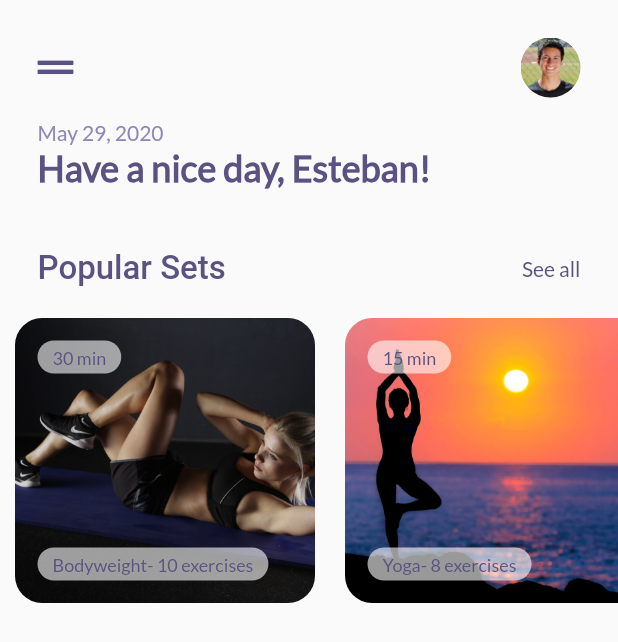
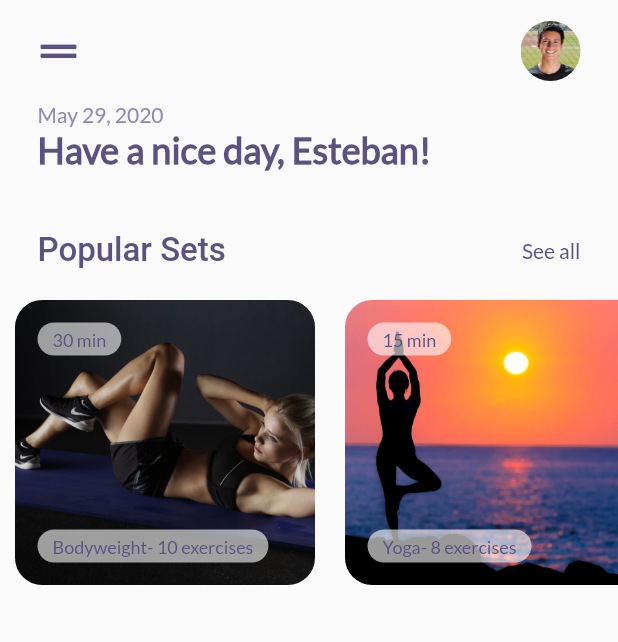
Before and after one commit to eretana238/simple_fitness_app, a Flutter app: the screen it shows after launch, on a phone screen of 412 x 824 dp. Shown: the top 642 px of the screen. Run offline on Flutter 3.47's test engine with Material 2 defaults, Android fonts, the phone set to English and light mode, and no system bars; our stand-ins replace font_awesome_flutter.

```diff
--- a/lib/main.dart
+++ b/lib/main.dart
@@ -14,7 +14,7 @@ class MyApp extends StatelessWidget {
         primaryColor: Color(0xff5b5282),
         visualDensity: VisualDensity.adaptivePlatformDensity,
       ),
-      home: MyHomePage(),
+      home: HomePage(),
     );
   }
 }
--- a/lib/screens/home_screen.dart
+++ b/lib/screens/home_screen.dart
@@ -2,32 +2,37 @@ import 'package:flutter/material.dart';
 import 'package:font_awesome_flutter/font_awesome_flutter.dart';
 import 'package:simple_fitness_app/components/popular_sets_carousel.dart';
 
-class MyHomePage extends StatefulWidget {
+class HomePage extends StatefulWidget {
   @override
-  _MyHomePageState createState() => _MyHomePageState();
+  _HomePageState createState() => _HomePageState();
 }
 
-class _MyHomePageState extends State<MyHomePage> {
+class _HomePageState extends State<HomePage> {
   Color secondaryColor = Color(0xff9088b3);
   @override
   Widget build(BuildContext context) {
     return Scaffold(
       body: SafeArea(
         child: ListView(
-          padding: EdgeInsets.symmetric(vertical: 20.0),
+          padding: EdgeInsets.symmetric(vertical: 10.0),
           children: <Widget>[
             Container(
               child: Padding(
-                padding: const EdgeInsets.symmetric(
-                    horizontal: 25.0, vertical: 5.0),
+                padding: const EdgeInsets.symmetric(horizontal: 15.0),
                 child: Row(
                   mainAxisAlignment: MainAxisAlignment.spaceBetween,
                   children: <Widget>[
-                    FaIcon(
-                      FontAwesomeIcons.gripLines,
-                      color: Theme.of(context).primaryColor,
+                    IconButton(
+                      icon: FaIcon(
+                        FontAwesomeIcons.gripLines,
+                        color: Theme.of(context).primaryColor,
+                      ),
+                      onPressed: () {
+                        print('pressed menu button');
+                      },
                     ),
                     Container(
+                      margin: EdgeInsets.only(right: 10.0),
                       child: GestureDetector(
                         onTap: () => print('pressed profile pic'),
                         child: ClipRRect(
@@ -44,7 +49,7 @@ class _MyHomePageState extends State<MyHomePage> {
               ),
             ),
             Padding(
-              padding: EdgeInsets.only(left: 25.0, right: 120.0,top: 10.0),
+              padding: EdgeInsets.only(left: 25.0, right: 120.0, top: 10.0),
               child: Column(
                 crossAxisAlignment: CrossAxisAlignment.start,
                 children: <Widget>[
```
Also changed, not shown: lib/screens/workout_screen.dart (+10 -1 lines).
